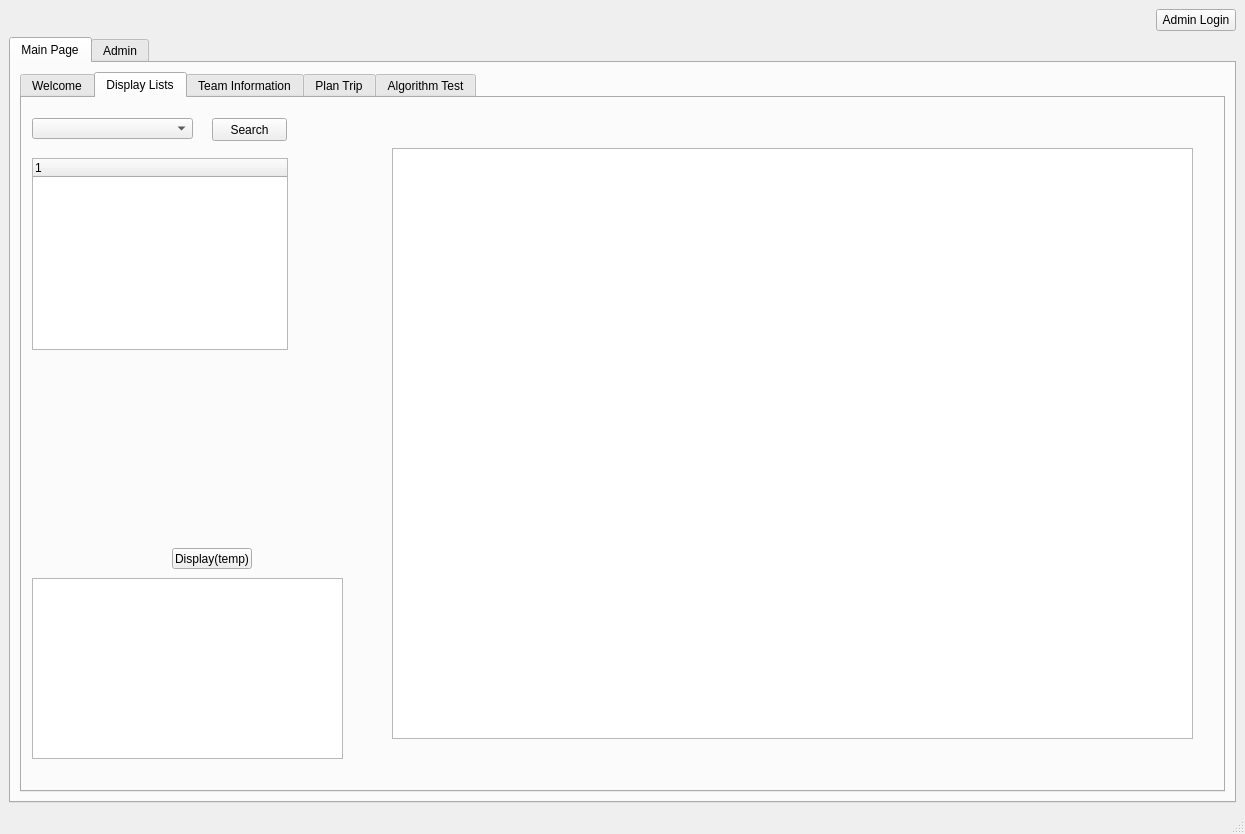
Old version of the form mainwindow.ui in the repository ivanma9/CSMajors-CS1D-project2.
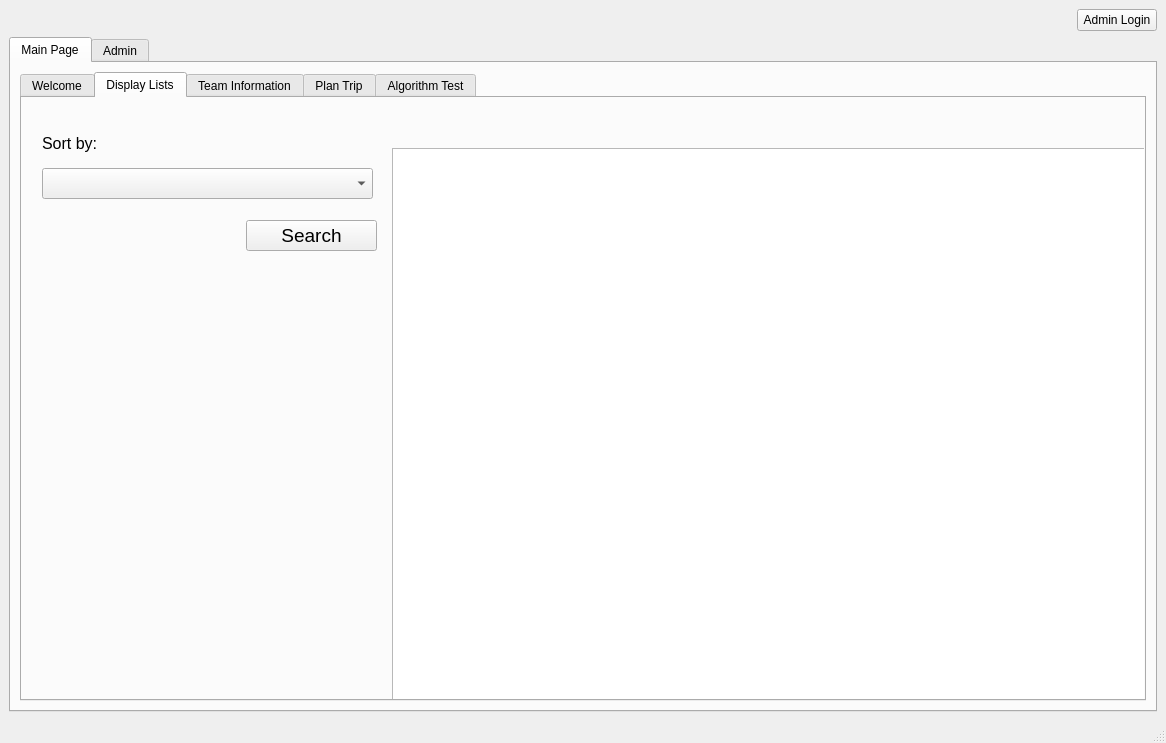
New version of the form. The open tabs and pages were chosen to show the change.

Diff of the .ui file:
```diff
--- a/mainwindow.ui
+++ b/mainwindow.ui
@@ -6,8 +6,8 @@
    <rect>
     <x>0</x>
     <y>0</y>
-    <width>1245</width>
-    <height>834</height>
+    <width>1166</width>
+    <height>743</height>
    </rect>
   </property>
   <property name="windowTitle">
@@ -68,30 +68,20 @@
              <attribute name="title">
               <string>Display Lists</string>
              </attribute>
-             <widget class="QTreeWidget" name="treeWidget">
-              <property name="geometry">
-               <rect>
-                <x>10</x>
-                <y>60</y>
-                <width>256</width>
-                <height>192</height>
-               </rect>
-              </property>
-              <column>
-               <property name="text">
-                <string notr="true">1</string>
-               </property>
-              </column>
-             </widget>
              <widget class="QPushButton" name="pushButton_2">
               <property name="geometry">
                <rect>
-                <x>190</x>
-                <y>20</y>
-                <width>75</width>
-                <height>23</height>
+                <x>224</x>
+                <y>122</y>
+                <width>131</width>
+                <height>31</height>
                </rect>
               </property>
+              <property name="font">
+               <font>
+                <pointsize>14</pointsize>
+               </font>
+              </property>
               <property name="text">
                <string>Search</string>
               </property>
@@ -99,34 +89,16 @@
              <widget class="QComboBox" name="comboBox">
               <property name="geometry">
                <rect>
-                <x>10</x>
-                <y>20</y>
-                <width>161</width>
-                <height>21</height>
+                <x>20</x>
+                <y>70</y>
+                <width>331</width>
+                <height>31</height>
                </rect>
               </property>
-             </widget>
-             <widget class="QTextEdit" name="tempDisplayINFO">
-              <property name="geometry">
-               <rect>
-                <x>10</x>
-                <y>480</y>
-                <width>311</width>
-                <height>181</height>
-               </rect>
-              </property>
-             </widget>
-             <widget class="QPushButton" name="pushButton">
-              <property name="geometry">
-               <rect>
-                <x>150</x>
-                <y>450</y>
-                <width>80</width>
-                <height>21</height>
-               </rect>
-              </property>
-              <property name="text">
-               <string>Display(temp)</string>
+              <property name="font">
+               <font>
+                <pointsize>10</pointsize>
+               </font>
               </property>
              </widget>
              <widget class="QTableView" name="displayInfo">
@@ -139,6 +111,84 @@
                </rect>
               </property>
              </widget>
+             <widget class="QLabel" name="calc_label">
+              <property name="geometry">
+               <rect>
+                <x>410</x>
+                <y>649</y>
+                <width>411</width>
+                <height>21</height>
+               </rect>
+              </property>
+              <property name="font">
+               <font>
+                <pointsize>18</pointsize>
+               </font>
+              </property>
+              <property name="layoutDirection">
+               <enum>Qt::LeftToRight</enum>
+              </property>
+              <property name="text">
+               <string/>
+              </property>
+              <property name="alignment">
+               <set>Qt::AlignRight|Qt::AlignTrailing|Qt::AlignVCenter</set>
+              </property>
+             </widget>
+             <widget class="QLabel" name="calc_label_2">
+              <property name="geometry">
+               <rect>
+                <x>860</x>
+                <y>650</y>
+                <width>101</width>
+                <height>21</height>
+               </rect>
+              </property>
+              <property name="font">
+               <font>
+                <pointsize>18</pointsize>
+               </font>
+              </property>
+              <property name="text">
+               <string/>
+              </property>
+             </widget>
+             <widget class="QLabel" name="calc_label_3">
+              <property name="geometry">
+               <rect>
+                <x>970</x>
+                <y>650</y>
+                <width>161</width>
+                <height>20</height>
+               </rect>
+              </property>
+              <property name="font">
+               <font>
+                <pointsize>18</pointsize>
+               </font>
+              </property>
+              <property name="text">
+               <string/>
+              </property>
+             </widget>
+             <widget class="QLabel" name="label">
+              <property name="geometry">
+               <rect>
+                <x>20</x>
+                <y>30</y>
+                <width>91</width>
+                <height>31</height>
+               </rect>
+              </property>
+              <property name="font">
+               <font>
+                <pointsize>12</pointsize>
+               </font>
+              </property>
+              <property name="text">
+               <string>Sort by:</string>
+              </property>
+             </widget>
             </widget>
             <widget class="QWidget" name="TeamInfoTab">
              <attribute name="title">
```
Left out of the diff: 264 changed lines with no effect on the pictures.
